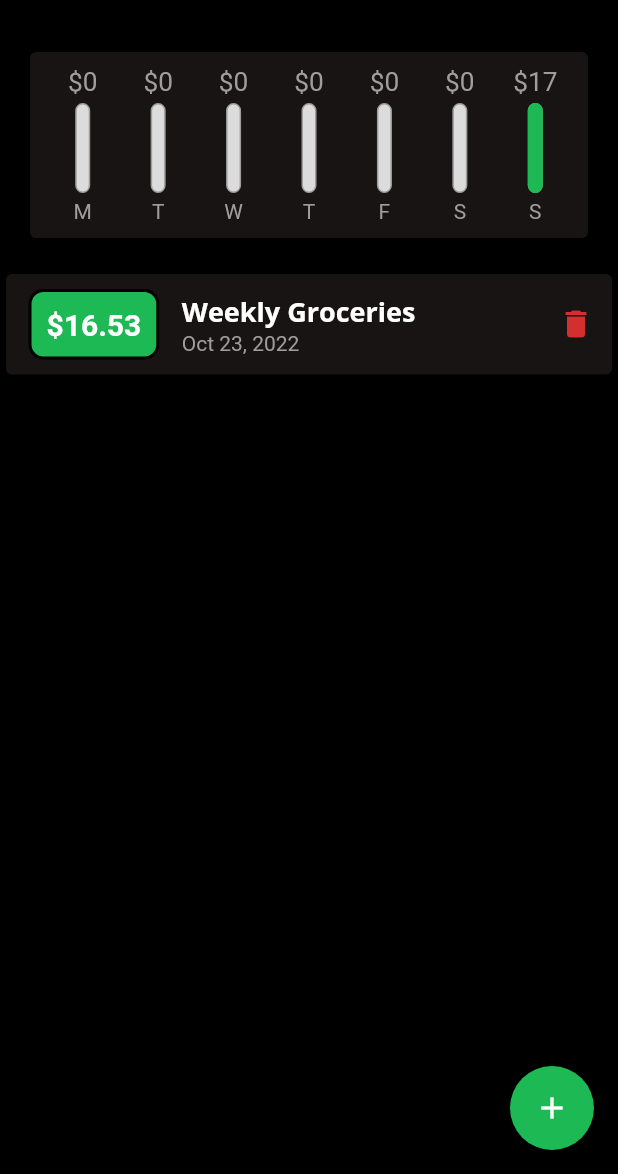
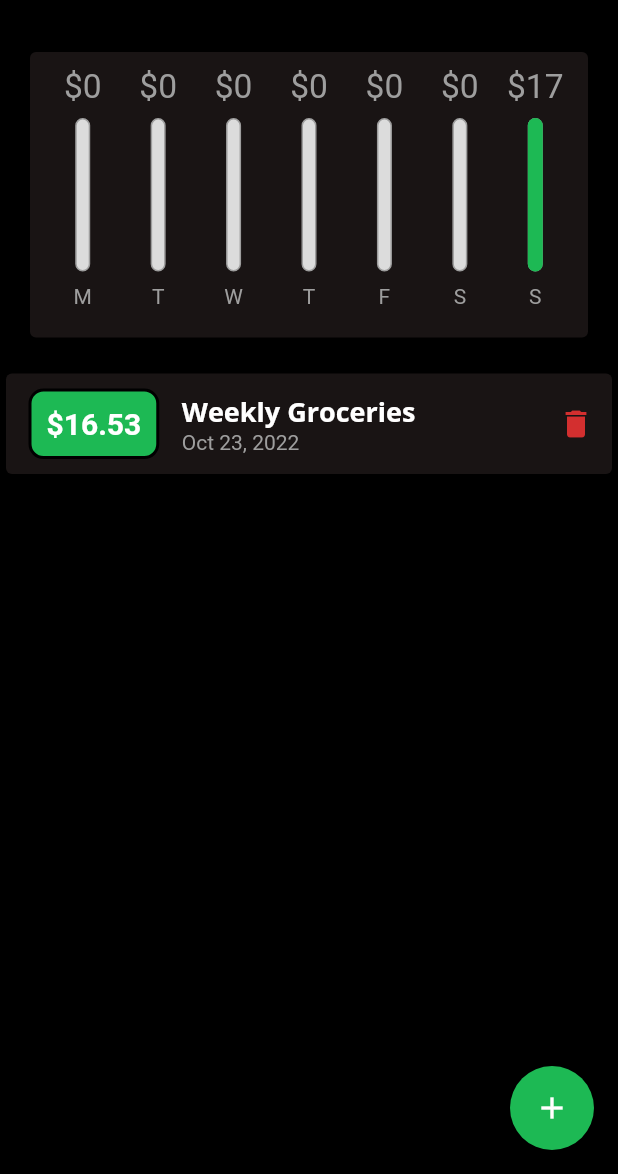
Before and after one commit to emmanuelorobinson/expense-planner, a Flutter app: the screen it shows after launch, after a tap on the "delete" icon, on a phone screen of 412 x 824 dp, the part 62-1236 px from its top. Run offline on Flutter 3.47's test engine with Material 2 defaults, Android fonts, the phone set to English and light mode, and no system bars.

Commit message:
lock to potrait

```diff
--- a/lib/main.dart
+++ b/lib/main.dart
@@ -1,5 +1,6 @@
 import 'package:expense_planner/widgets/chart.dart';
 import 'package:flutter/material.dart';
+import 'package:flutter/services.dart';
 
 import './models/transaction.dart';
 import './widgets/transaction_list.dart';
@@ -7,6 +8,12 @@ import './widgets/new_transaction.dart';
 import './widgets/chart.dart';
 
 void main() {
+  WidgetsFlutterBinding.ensureInitialized();
+
+  SystemChrome.setPreferredOrientations([
+    DeviceOrientation.portraitUp,
+    DeviceOrientation.portraitDown,
+  ]);
   runApp(const MyApp());
 }
 
@@ -108,6 +115,17 @@ class _MyHomePageState extends State<MyHomePage> {
         });
   }
 
+  // final appBar = AppBar(
+  //   title: Text('Personal Expenses'),
+  //   backgroundColor: Colors.black,
+  //   actions: <Widget>[
+  //     IconButton(
+  //       icon: const Icon(Icons.add, color: Colors.white),
+  //       onPressed: () => _startAddNewTransaction(context),
+  //     ),
+  //   ],
+  // );
+
   @override
   Widget build(BuildContext context) {
     return Scaffold(
@@ -127,8 +145,18 @@ class _MyHomePageState extends State<MyHomePage> {
           // mainAxisAlignment: MainAxisAlignment.center,
           crossAxisAlignment: CrossAxisAlignment.stretch,
           children: <Widget>[
-            Chart(_recentTransactions),
-            TransactionList(_userTransactions, _deleteTransaction),
+            Container(
+                height: (MediaQuery.of(context).size.height -
+                        AppBar().preferredSize.height -
+                        MediaQuery.of(context).padding.top) *
+                    0.3,
+                child: Chart(_recentTransactions)),
+            Container(
+                height: (MediaQuery.of(context).size.height -
+                        AppBar().preferredSize.height -
+                        MediaQuery.of(context).padding.top) *
+                    0.7,
+                child: TransactionList(_userTransactions, _deleteTransaction)),
           ],
         ),
       ),
--- a/lib/widgets/chart_bar.dart
+++ b/lib/widgets/chart_bar.dart
@@ -13,20 +13,21 @@ class ChartBar extends StatelessWidget {
 
   @override
   Widget build(BuildContext context) {
+    return LayoutBuilder(builder: (context, constraints) {
       return Column(
         children: <Widget>[
           Container(
-          height: 20,
+            height: constraints.maxHeight * 0.15,
             child: FittedBox(
               child: Text('\$${spendingAmount.toStringAsFixed(0)}',
                   style: TextStyle(color: Colors.grey)),
             ),
           ),
           SizedBox(
-          height: 4,
+            height: constraints.maxHeight * 0.05,
           ),
           Container(
-          height: 60,
+            height: constraints.maxHeight * 0.6,
             width: 10,
             child: Stack(
               children: <Widget>[
@@ -50,10 +51,13 @@ class ChartBar extends StatelessWidget {
             ),
           ),
           SizedBox(
-          height: 4,
+            height: constraints.maxHeight * 0.05,
           ),
-        Text(label, style: TextStyle(color: Colors.grey)),
+          Container(
+              height: constraints.maxHeight * 0.15,
+              child: Text(label, style: TextStyle(color: Colors.grey))),
         ],
       );
+    });
   }
 }
--- a/lib/widgets/transaction_list.dart
+++ b/lib/widgets/transaction_list.dart
@@ -12,7 +12,7 @@ class TransactionList extends StatelessWidget {
   @override
   Widget build(BuildContext context) {
     return Container(
-        height: 400,
+        height: MediaQuery.of(context).size.height * 0.6,
         child: transactions.isEmpty
             ? Column(children: <Widget>[
                 Text("No transactions added yet!",
```
Lines whose indentation alone changed are shown as unchanged.
